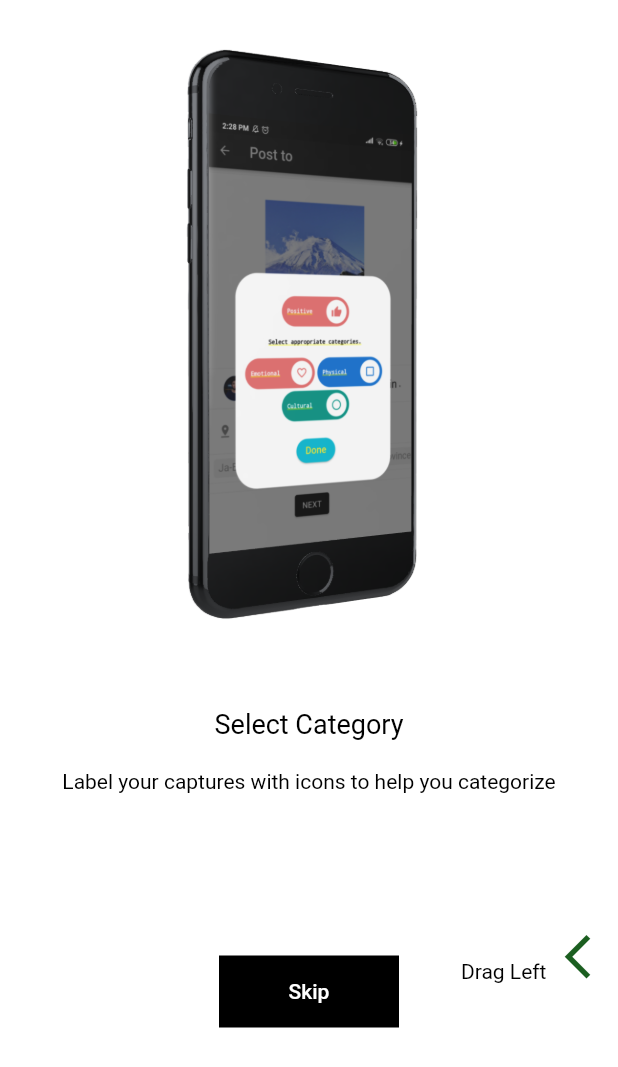
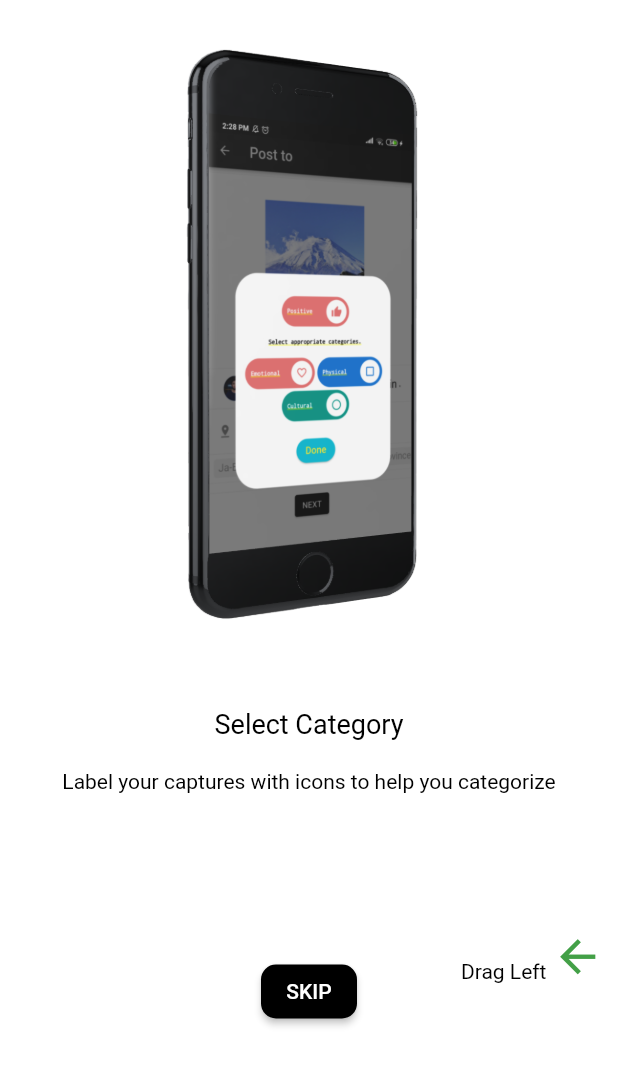
Before and after one commit to mohrn3/newApp, a Flutter app: the screen it shows after launch, swiped to page 2, on a phone screen of 412 x 824 dp. Shown: the top 1067 px of the screen. Run offline on Flutter 3.47's test engine with Material 2 defaults, Android fonts, the phone set to English and light mode, and no system bars; drawn by our look-alikes of liquid_swipe; our stand-ins replace animated_splash_screen, animated_text_kit, font_awesome_flutter, image_picker, line_icons, lite_rolling_switch and 3 more.

Commit message:
add tge update

```diff
--- a/lib/animated_screen.dart
+++ b/lib/animated_screen.dart
@@ -66,10 +66,6 @@ class _AnimatedScreenState extends State<AnimatedScreen> {
                     height: 87.0,
                   ),
                   Container(//レイアウトボックス
-                    // color: Colors.black,
-
-
-
                     child: Padding(
 
                       padding: const EdgeInsets.only(left: 16.0, right: 16.0),
@@ -80,7 +76,7 @@ class _AnimatedScreenState extends State<AnimatedScreen> {
                         style: ElevatedButton.styleFrom(
                           primary: Colors.black,
                           onPrimary: Colors.white,
-                          shape: RoundedRectangleBorder(
+                          shape: RoundedRectangleBorder(//ボックスの形
                             borderRadius: BorderRadius.circular(10),
                           ),
                         ),
@@ -88,26 +84,7 @@ class _AnimatedScreenState extends State<AnimatedScreen> {
                           Navigator.of(context).push(MaterialPageRoute(
                               builder: (context1) => Uploader())),
                         },
-
-                        // child: Text('Skip'),
-),
-                      //  FlatButton(
-
-                      //   textColor: Colors.white,
-
-
-
-
-                      //   onPressed: () => {
-                      //     Navigator.of(context).push(MaterialPageRoute(
-                      //         builder: (context1) => Uploader())),
-                      //   },
-
-                      //   child: Text('Skip'),
-
-
-
-                      // ),
+                        ),
                     ),
                   )
                 ],
@@ -154,22 +131,26 @@ class _AnimatedScreenState extends State<AnimatedScreen> {
                   SizedBox(
                     height: 108.0,
                   ),
-                  Container(
-                    color: Colors.black,
+                  Container(//レイアウトボックス
+                    child: Padding(
 
-                    child: Padding(
                       padding: const EdgeInsets.only(left: 16.0, right: 16.0),
-                      child: FlatButton(
-                        // color: Colors.teal,
-                        textColor: Colors.white,
 
 
+                        child:ElevatedButton(
+                        child: const Text('SKIP'),
+                        style: ElevatedButton.styleFrom(
+                          primary: Colors.black,
+                          onPrimary: Colors.white,
+                          shape: RoundedRectangleBorder(//ボックスの形
+                            borderRadius: BorderRadius.circular(10),
+                          ),
+                        ),
                         onPressed: () => {
                           Navigator.of(context).push(MaterialPageRoute(
                               builder: (context1) => Uploader())),
                         },
-                        child: Text('Skip'),
-                      ),
+                        ),
                     ),
                   )
                 ],
@@ -214,18 +195,26 @@ class _AnimatedScreenState extends State<AnimatedScreen> {
                   SizedBox(
                     height: 108.0,
                   ),
-                  Container(
-                    color: Colors.black,
+                  Container(//レイアウトボックス
                     child: Padding(
+
                       padding: const EdgeInsets.only(left: 16.0, right: 16.0),
-                      child: FlatButton(
-                        textColor: Colors.white,
+
+
+                        child:ElevatedButton(
+                        child: const Text('SKIP'),
+                        style: ElevatedButton.styleFrom(
+                          primary: Colors.black,
+                          onPrimary: Colors.white,
+                          shape: RoundedRectangleBorder(//ボックスの形
+                            borderRadius: BorderRadius.circular(10),
+                          ),
+                        ),
                         onPressed: () => {
                           Navigator.of(context).push(MaterialPageRoute(
                               builder: (context1) => Uploader())),
                         },
-                        child: Text('Skip'),
-                      ),
+                        ),
                     ),
                   )
                 ],
@@ -249,9 +238,10 @@ class _AnimatedScreenState extends State<AnimatedScreen> {
                   ),
                   WidgetSpan(
                     child: Icon(
-                      Icons.arrow_back_ios_new,
+
+                      Icons.arrow_back,//"Drag Left"のアイコン
                       size: 35,
-                      color: Colors.green[900],
+                      color: Colors.green.shade600,
                     ),
                   ),
                 ],
```
Also changed, not shown: lib/card.dart (+12 -5 lines), lib/image_picker.dart (+54 -5 lines).
